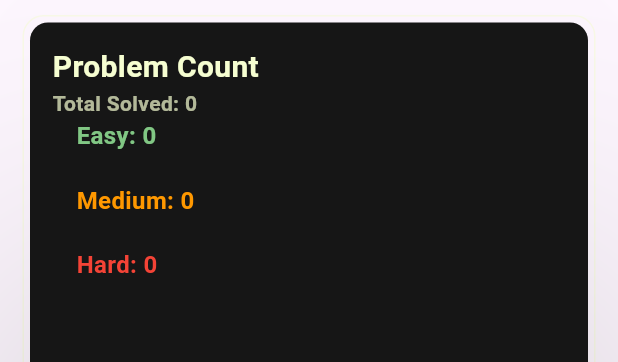
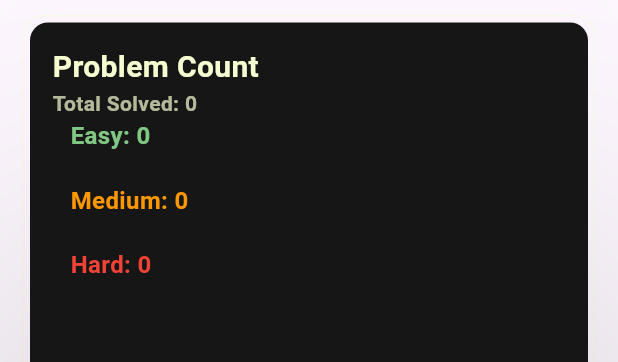
Before and after one commit to Udbhav2105/DevCodeX, a Flutter app: the ProblemCountCard widget shown alone on an empty page, opened directly with empty values, on a phone screen of 412 x 824 dp. Shown: the top 362 px of the screen. Run offline on Flutter 3.47's test engine with Material 3 defaults, Android fonts, the phone set to English and light mode, and no system bars; our stand-ins replace flutter_spinkit, flutter_svg, syncfusion_flutter_charts; missing offline and left inert: leetcode_unofficial_api.

Commit message:
Improved UI

```diff
--- a/lib/components/problem_count_card.dart
+++ b/lib/components/problem_count_card.dart
@@ -103,7 +103,7 @@ class ProblemCountCard extends StatelessWidget {
                     // RadialBarChart(widget.easyCount,widget.mediumCount,widget.hardCount),
                     chart,
                     SizedBox(
-                      width: 16,
+                      width: 12,
                     ),
                     Column(
                       crossAxisAlignment: CrossAxisAlignment.start,
```
